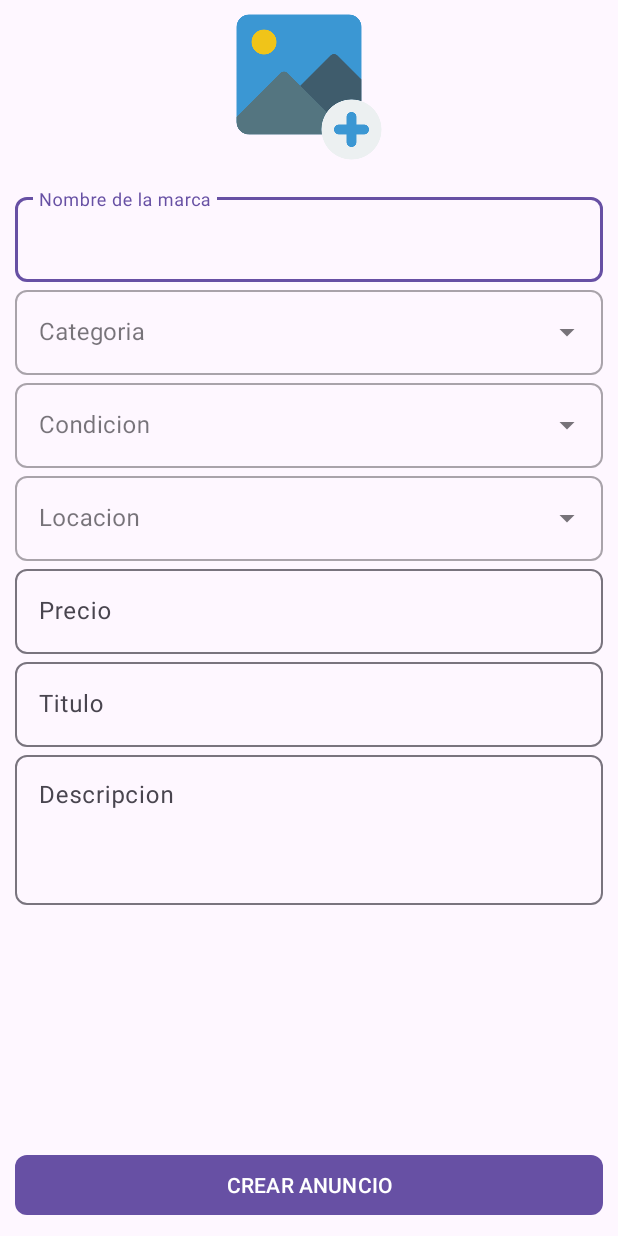
After one commit to carlosttorres33/MarketplaceClone, an Android app: the CrearAnuncioActivity screen opened directly, with no data from a screen before it, on a phone screen of 412 x 824 dp. The commit adds this screen. Run offline under Robolectric (Android 15) with nearby library versions, the phone set to English and light mode, and no system bars; our stand-ins replace Firebase (no records; nobody signed in at launch, a user with empty details on screens opened directly).

Commit message:
Crear Anuncio /Posible error con las imagenes en la DB

```diff
--- a/app/build.gradle
+++ b/app/build.gradle
@@ -6,12 +6,12 @@ plugins {
 
 android {
     namespace 'com.carlostorres.comprayventa'
-    compileSdk 33
+    compileSdk 34
 
     defaultConfig {
         applicationId "com.carlostorres.comprayventa"
         minSdk 24
-        targetSdk 33
+        targetSdk 34
         versionCode 1
         versionName "1.0"
 
@@ -42,6 +42,7 @@ dependencies {
     implementation 'androidx.appcompat:appcompat:1.6.1'
     implementation 'com.google.android.material:material:1.5.0'
     implementation 'androidx.constraintlayout:constraintlayout:2.1.4'
+    implementation 'androidx.activity:activity:1.8.0'
     testImplementation 'junit:junit:4.13.2'
     androidTestImplementation 'androidx.test.ext:junit:1.1.5'
     androidTestImplementation 'androidx.test.espresso:espresso-core:3.5.1'
--- a/app/src/main/java/com/carlostorres/comprayventa/MainActivity.kt
+++ b/app/src/main/java/com/carlostorres/comprayventa/MainActivity.kt
@@ -3,6 +3,7 @@ package com.carlostorres.comprayventa
 import android.content.Intent
 import androidx.appcompat.app.AppCompatActivity
 import android.os.Bundle
+import com.carlostorres.comprayventa.anuncios.CrearAnuncioActivity
 import com.carlostorres.comprayventa.databinding.ActivityMainBinding
 import com.carlostorres.comprayventa.fragmentos.FragmentChats
 import com.carlostorres.comprayventa.fragmentos.FragmentCuenta
@@ -49,6 +50,10 @@ class MainActivity : AppCompatActivity() {
 
             }
 
+        }
+
+        binding.floatingAb.setOnClickListener {
+            startActivity(Intent(this, CrearAnuncioActivity::class.java))
         }
 
     }
--- /dev/null
+++ b/app/src/main/java/com/carlostorres/comprayventa/adapters/ImagenSeleccionadaAdapter.kt
@@ -0,0 +1,57 @@
+package com.carlostorres.comprayventa.adapters
+
+import android.content.Context
+import android.view.LayoutInflater
+import android.view.View
+import android.view.ViewGroup
+import androidx.recyclerview.widget.RecyclerView.Adapter
+import androidx.recyclerview.widget.RecyclerView.ViewHolder
+import com.bumptech.glide.Glide
+import com.carlostorres.comprayventa.R
+import com.carlostorres.comprayventa.databinding.ItemImagenesSeleccionadasBinding
+import com.carlostorres.comprayventa.model.ImagenSeleccionadaModel
+
+class ImagenSeleccionadaAdapter(
+    private val context : Context,
+    private val imagenesSeleccionadas : ArrayList<ImagenSeleccionadaModel>
+) : Adapter<ImagenSeleccionadaAdapter.HolderImagenSeleccionada>() {
+
+    private lateinit var binding : ItemImagenesSeleccionadasBinding
+
+    override fun onCreateViewHolder(parent: ViewGroup, viewType: Int): HolderImagenSeleccionada {
+        binding = ItemImagenesSeleccionadasBinding.inflate(LayoutInflater.from(context), parent, false)
+        return HolderImagenSeleccionada(binding.root)
+    }
+
+    override fun getItemCount(): Int {
+        return imagenesSeleccionadas.size
+    }
+
+    override fun onBindViewHolder(holder: HolderImagenSeleccionada, position: Int) {
+        val modelo = imagenesSeleccionadas[position]
+        val imagenUri = modelo.imagenUri
+        try {
+            Glide.with(context)
+                .load(imagenUri)
+                .placeholder(R.drawable.item_imagen)
+                .into(holder.item_imagen)
+        }catch (e:Exception){
+
+        }
+
+        holder.btn_cerrar.setOnClickListener {
+            imagenesSeleccionadas.remove(modelo)
+            notifyDataSetChanged()
+        }
+    }
+
+    inner class HolderImagenSeleccionada(itemView : View) : ViewHolder(itemView){
+
+        var item_imagen = binding.itemImagen
+        var btn_cerrar = binding.cerrarItem
+
+
+    }
+
+
+}
--- /dev/null
+++ b/app/src/main/res/layout/activity_crear_anuncio.xml
@@ -0,0 +1,224 @@
+<?xml version="1.0" encoding="utf-8"?>
+<androidx.constraintlayout.widget.ConstraintLayout xmlns:android="http://schemas.android.com/apk/res/android"
+    xmlns:app="http://schemas.android.com/apk/res-auto"
+    xmlns:tools="http://schemas.android.com/tools"
+    android:id="@+id/main"
+    android:layout_width="match_parent"
+    android:layout_height="match_parent"
+    tools:context=".anuncios.CrearAnuncioActivity">
+
+    <RelativeLayout
+        android:id="@+id/rlImagen"
+        android:layout_width="match_parent"
+        android:layout_height="wrap_content"
+        app:layout_constraintEnd_toEndOf="parent"
+        app:layout_constraintStart_toStartOf="parent"
+        app:layout_constraintTop_toTopOf="parent">
+
+        <ImageView
+            android:id="@+id/ivAgregarImagen"
+            android:layout_width="100dp"
+            android:layout_height="100dp"
+            android:layout_centerInParent="true"
+            android:layout_marginTop="16dp"
+            android:src="@drawable/agregar_img" />
+
+    </RelativeLayout>
+
+    <androidx.core.widget.NestedScrollView
+        android:id="@+id/nsvAnuncios"
+        android:layout_width="match_parent"
+        android:layout_height="wrap_content"
+        android:padding="10dp"
+        app:layout_constraintEnd_toEndOf="parent"
+        app:layout_constraintStart_toStartOf="parent"
+        app:layout_constraintTop_toBottomOf="@id/rlImagen">
+
+        <RelativeLayout
+            android:layout_width="match_parent"
+            android:layout_height="wrap_content">
+
+            <androidx.recyclerview.widget.RecyclerView
+                android:id="@+id/rvImagenes"
+                android:layout_width="match_parent"
+                android:layout_height="wrap_content"
+                app:layoutManager="androidx.recyclerview.widget.GridLayoutManager"
+                app:spanCount="4"
+                tools:listitem="@layout/item_imagenes_seleccionadas" />
+
+            <!--Marca-->
+            <com.google.android.material.textfield.TextInputLayout
+                android:id="@+id/tilMarca"
+                android:layout_width="match_parent"
+                android:layout_height="wrap_content"
+                android:layout_below="@id/rvImagenes"
+                app:boxCornerRadiusBottomStart="8dp"
+                app:boxCornerRadiusBottomEnd="8dp"
+                app:boxCornerRadiusTopEnd="8dp"
+                app:boxCornerRadiusTopStart="8dp"
+                >
+
+                <com.google.android.material.textfield.TextInputEditText
+                    android:id="@+id/etMarca"
+                    android:layout_width="match_parent"
+                    android:layout_height="wrap_content"
+                    android:hint="@string/et_marca"
+                    android:inputType="textPersonName|textCapSentences"
+                    />
+
+            </com.google.android.material.textfield.TextInputLayout>
+
+            <!--Categoria-->
+            <com.google.android.material.textfield.TextInputLayout
+                android:id="@+id/tilCategoria"
+                android:layout_width="match_parent"
+                android:layout_height="wrap_content"
+                android:layout_below="@id/tilMarca"
+                app:boxCornerRadiusBottomStart="8dp"
+                app:boxCornerRadiusBottomEnd="8dp"
+                app:boxCornerRadiusTopEnd="8dp"
+                app:boxCornerRadiusTopStart="8dp"
+                style="@style/Widget.MaterialComponents.TextInputLayout.OutlinedBox.ExposedDropdownMenu"
+                >
+
+                <AutoCompleteTextView
+                    android:id="@+id/actvCategoria"
+                    android:layout_width="match_parent"
+                    android:layout_height="wrap_content"
+                    android:hint="@string/categoria"
+                    android:inputType="none"
+                    />
+
+            </com.google.android.material.textfield.TextInputLayout>
+
+            <!--Condicion-->
+            <com.google.android.material.textfield.TextInputLayout
+                android:id="@+id/tilCondicion"
+                android:layout_width="match_parent"
+                android:layout_height="wrap_content"
+                android:layout_below="@id/tilCategoria"
+                app:boxCornerRadiusBottomStart="8dp"
+                app:boxCornerRadiusBottomEnd="8dp"
+                app:boxCornerRadiusTopEnd="8dp"
+                app:boxCornerRadiusTopStart="8dp"
+                style="@style/Widget.MaterialComponents.TextInputLayout.OutlinedBox.ExposedDropdownMenu"
+                >
+
+                <AutoCompleteTextView
+                    android:id="@+id/actvCondicion"
+                    android:layout_width="match_parent"
+                    android:layout_height="wrap_content"
+                    android:hint="@string/condicion"
+                    android:inputType="none"
+                    />
+
+            </com.google.android.material.textfield.TextInputLayout>
+
+            <!--Locacion-->
+            <com.google.android.material.textfield.TextInputLayout
+                android:id="@+id/tilLocacion"
+                android:layout_width="match_parent"
+                android:layout_height="wrap_content"
+                android:layout_below="@id/tilCondicion"
+                app:boxCornerRadiusBottomStart="8dp"
+                app:boxCornerRadiusBottomEnd="8dp"
+                app:boxCornerRadiusTopEnd="8dp"
+                app:boxCornerRadiusTopStart="8dp"
+                style="@style/Widget.MaterialComponents.TextInputLayout.OutlinedBox.ExposedDropdownMenu"
+                >
+
+                <AutoCompleteTextView
+                    android:id="@+id/actvLocacion"
+                    android:layout_width="match_parent"
+                    android:layout_height="wrap_content"
+                    android:hint="@string/locacion"
+                    android:inputType="none" />
+
+            </com.google.android.material.textfield.TextInputLayout>
+
+            <!--Precio-->
+            <com.google.android.material.textfield.TextInputLayout
+                android:id="@+id/tilPrecio"
+                android:layout_width="match_parent"
+                android:layout_height="wrap_content"
+                android:layout_below="@id/tilLocacion"
+                app:boxCornerRadiusBottomStart="8dp"
+                app:boxCornerRadiusBottomEnd="8dp"
+                app:boxCornerRadiusTopEnd="8dp"
+                app:boxCornerRadiusTopStart="8dp"
+                >
+
+                <com.google.android.material.textfield.TextInputEditText
+                    android:id="@+id/etPrecio"
+                    android:layout_width="match_parent"
+                    android:layout_height="wrap_content"
+                    android:hint="@string/precio"
+                    android:inputType="number"
+                    />
+
+            </com.google.android.material.textfield.TextInputLayout>
+
+            <!--Titulo-->
+            <com.google.android.material.textfield.TextInputLayout
+                android:id="@+id/tilTitulo"
+                android:layout_width="match_parent"
+                android:layout_height="wrap_content"
+                android:layout_below="@id/tilPrecio"
+                app:boxCornerRadiusBottomStart="8dp"
+                app:boxCornerRadiusBottomEnd="8dp"
+                app:boxCornerRadiusTopEnd="8dp"
+                app:boxCornerRadiusTopStart="8dp"
+                >
+
+                <com.google.android.material.textfield.TextInputEditText
+                    android:id="@+id/etTitulo"
+                    android:layout_width="match_parent"
+                    android:layout_height="wrap_content"
+                    android:hint="@string/tituli"
+                    android:inputType="textPersonName|textCapSentences"
+                    />
+
+            </com.google.android.material.textfield.TextInputLayout>
+
+            <!--Descripcion-->
+            <com.google.android.material.textfield.TextInputLayout
+                android:id="@+id/tilDescripcion"
+                android:layout_width="match_parent"
+                android:layout_height="wrap_content"
+                android:layout_below="@id/tilTitulo"
+                app:boxCornerRadiusBottomStart="8dp"
+                app:boxCornerRadiusBottomEnd="8dp"
+                app:boxCornerRadiusTopEnd="8dp"
+                app:boxCornerRadiusTopStart="8dp"
+                >
+
+                <com.google.android.material.textfield.TextInputEditText
+                    android:id="@+id/etDescripcion"
+                    android:layout_width="match_parent"
+                    android:layout_height="wrap_content"
+                    android:hint="@string/Descripcion"
+                    android:inputType="textMultiLine|textCapSentences"
+                    android:minHeight="100dp"
+                    android:gravity="top|start"
+                    />
+
+            </com.google.android.material.textfield.TextInputLayout>
+
+        </RelativeLayout>
+
+
+    </androidx.core.widget.NestedScrollView>
+
+    <com.google.android.material.button.MaterialButton
+        android:id="@+id/btnCrearAnuncio"
+        android:layout_width="match_parent"
+        android:layout_height="wrap_content"
+        android:text="@string/btnCrearAnuncio"
+        app:layout_constraintBottom_toBottomOf="parent"
+        app:layout_constraintEnd_toEndOf="parent"
+        app:layout_constraintStart_toStartOf="parent"
+        android:textAllCaps="true"
+        android:layout_margin="10dp"
+        app:cornerRadius="8dp"/>
+
+</androidx.constraintlayout.widget.ConstraintLayout>
--- a/app/src/main/res/values/strings.xml
+++ b/app/src/main/res/values/strings.xml
@@ -52,4 +52,13 @@
     <string name="etTelefono">Telefono</string>
     <string name="btnActualizar">Actualizar</string>
 
+    <string name="et_marca">Nombre de la marca</string>
+    <string name="categoria">Categoria</string>
+    <string name="condicion">Condicion</string>
+    <string name="locacion">Locacion</string>
+    <string name="precio">Precio</string>
+    <string name="tituli">Titulo</string>
+    <string name="Descripcion">Descripcion</string>
+    <string name="btnCrearAnuncio">Crear anuncio</string>
+
 </resources>
```
Also changed, not shown: app/src/main/AndroidManifest.xml (+5 -2 lines), app/src/main/java/com/carlostorres/comprayventa/Constantes.kt (+21 -0 lines), app/src/main/java/com/carlostorres/comprayventa/anuncios/CrearAnuncioActivity.kt (added, +316 -0 lines), app/src/main/java/com/carlostorres/comprayventa/model/ImagenSeleccionadaModel.kt (added, +21 -0 lines), app/src/main/res/layout/item_categoria.xml (added, +12 -0 lines), app/src/main/res/layout/item_condicion.xml (added, +12 -0 lines), app/src/main/res/layout/item_imagenes_seleccionadas.xml (added, +30 -0 lines), app/src/main/res/drawable/agregar_img.png (added), app/src/main/res/drawable/cerrar.png (added), app/src/main/res/drawable/item_imagen.png (added), app/src/main/res/mipmap-hdpi/agregar_img.png (added).
